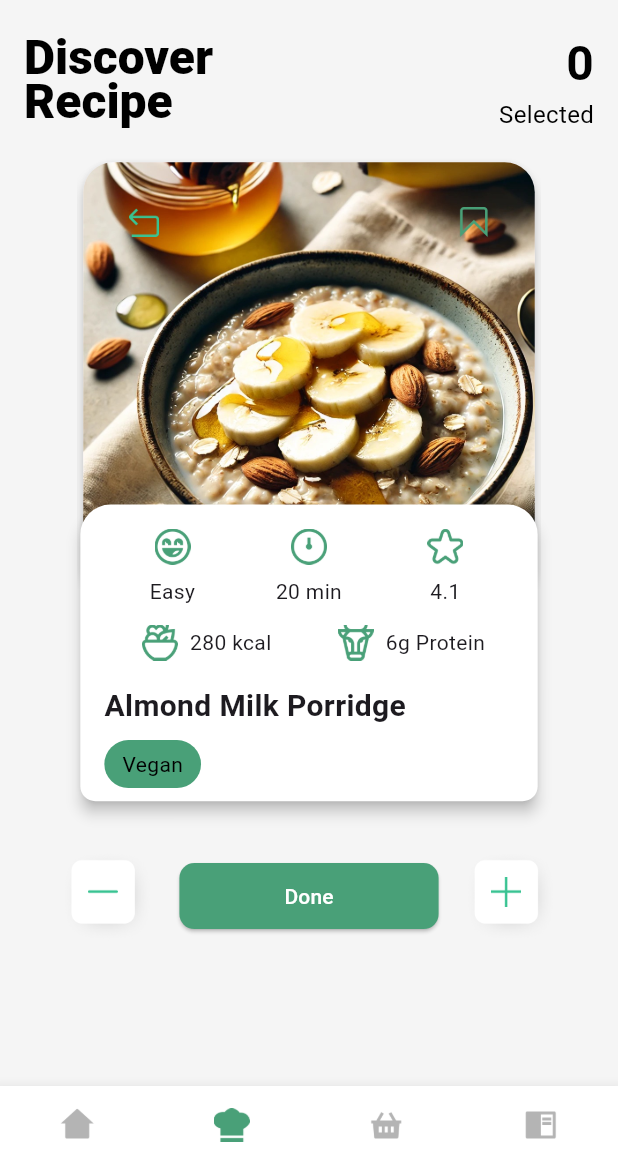
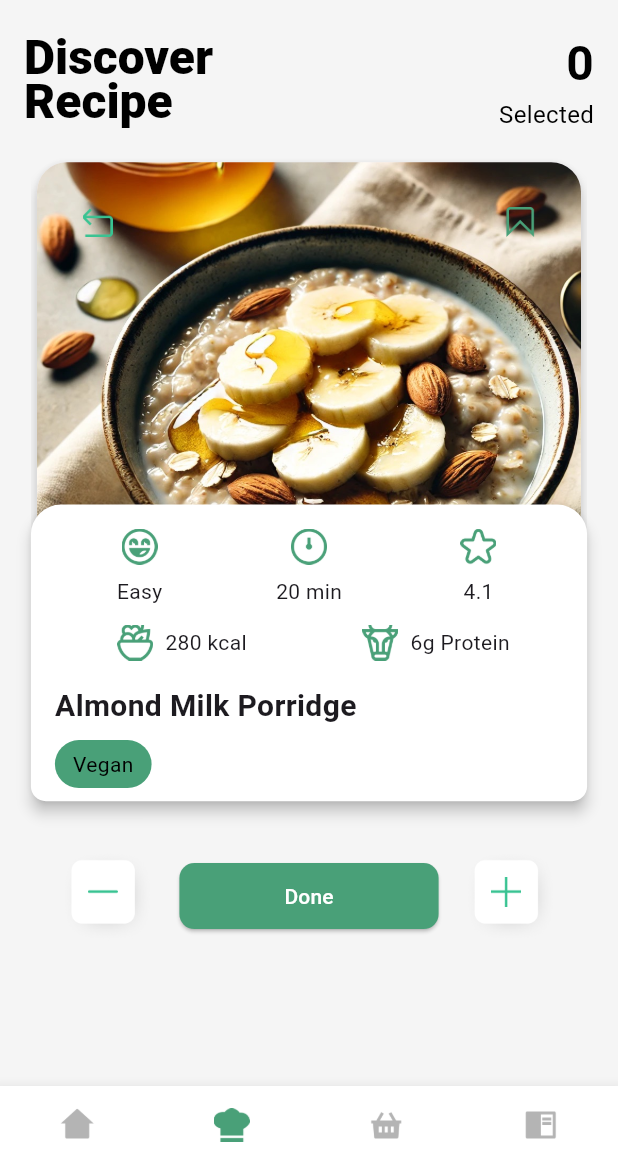
Before and after one commit to aadityayadav17/binarybandits, a Flutter app: the RecipeOverviewScreen screen opened directly, after a tap on an icon or button, on a phone screen of 412 x 824 dp, the part 63-1236 px from its top. Run offline on Flutter 3.47's test engine with Material 3 defaults, Android fonts, the phone set to English and light mode, and no system bars; our stand-ins replace country_code_picker, dropdown_button2, firebase_core, google_fonts; accounts and stored records are empty.

Commit message:
Recipe Selection (48/n) - Reverted Changes

```diff
--- a/lib/screens/recipe_selection_screen/widgets/recipe_card_components.dart
+++ b/lib/screens/recipe_selection_screen/widgets/recipe_card_components.dart
@@ -25,7 +25,7 @@ class RecipeImageCard extends StatelessWidget {
       alignment: Alignment.center,
       children: [
         SizedBox(
-          width: screenWidth * 0.75,
+          width: screenWidth * 0.9,
           child: Card(
             elevation: 4,
             shape: RoundedRectangleBorder(
--- a/lib/screens/recipe_selection_screen/widgets/recipe_information_card.dart
+++ b/lib/screens/recipe_selection_screen/widgets/recipe_information_card.dart
@@ -43,7 +43,7 @@ class _RecipeInformationCardState extends State<RecipeInformationCard> {
         height: widget.cardHeight,
         child: Card(
           margin: EdgeInsets.symmetric(
-              horizontal: MediaQuery.of(context).size.width * 0.13),
+              horizontal: MediaQuery.of(context).size.width * 0.05),
           color: Colors.white,
           elevation: 4,
           shape: const RoundedRectangleBorder(
@@ -62,9 +62,37 @@ class _RecipeInformationCardState extends State<RecipeInformationCard> {
               child: Column(
                 crossAxisAlignment: CrossAxisAlignment.start,
                 children: [
-                  _buildInfoRow(),
+                  Row(
+                    mainAxisAlignment: MainAxisAlignment.spaceBetween,
+                    children: [
+                      Expanded(
+                          child: _buildIconText(
+                              'assets/icons/screens/recipe_selection_screen/cooking-difficulty-${widget.recipe.difficulty.toLowerCase()}.png',
+                              capitalizeFirstLetter(widget.recipe.difficulty))),
+                      Expanded(
+                          child: _buildIconText(
+                              'assets/icons/screens/recipe_selection_screen/time-clock.png',
+                              '${widget.recipe.totalTime} min')),
+                      Expanded(
+                          child: _buildIconText(
+                              'assets/icons/screens/recipe_selection_screen/rating.png',
+                              '${widget.recipe.rating}')),
+                    ],
+                  ),
                   const SizedBox(height: 12),
-                  _buildNutritionRow(),
+                  Row(
+                    mainAxisAlignment: MainAxisAlignment.spaceEvenly,
+                    children: [
+                      Expanded(
+                          child: _buildIconTextSideBySide(
+                              'assets/icons/screens/recipe_selection_screen/calories.png',
+                              '${widget.recipe.energyKcal} kcal')),
+                      Expanded(
+                          child: _buildIconTextSideBySide(
+                              'assets/icons/screens/recipe_selection_screen/protein.png',
+                              '${widget.recipe.protein}g Protein')),
+                    ],
+                  ),
                   const SizedBox(height: 16),
                   Text(
                     widget.recipe.name,
@@ -90,78 +118,6 @@ class _RecipeInformationCardState extends State<RecipeInformationCard> {
           ),
         ),
       ),
-    );
-  }
-
-  Widget _buildInfoRow() {
-    return Row(
-      mainAxisAlignment: MainAxisAlignment.spaceEvenly,
-      children: [
-        Expanded(
-            child: _buildIconText(
-                'assets/icons/screens/recipe_selection_screen/cooking-difficulty-${widget.recipe.difficulty.toLowerCase()}.png',
-                capitalizeFirstLetter(widget.recipe.difficulty))),
-        Expanded(
-            child: _buildIconText(
-                'assets/icons/screens/recipe_selection_screen/time-clock.png',
-                '${widget.recipe.totalTime} min')),
-        Expanded(
-            child: _buildIconText(
-                'assets/icons/screens/recipe_selection_screen/rating.png',
-                '${widget.recipe.rating}')),
-      ],
-    );
-  }
-
-  Widget _buildNutritionRow() {
-    return Row(
-      mainAxisAlignment: MainAxisAlignment.spaceEvenly,
-      children: [
-        Expanded(
-          child: _buildIconTextSideBySide(
-            'assets/icons/screens/recipe_selection_screen/calories.png',
-            '${widget.recipe.energyKcal} kcal',
-          ),
-        ),
-        Expanded(
-          child: _buildIconTextSideBySide(
-            'assets/icons/screens/recipe_selection_screen/protein.png',
-            '${widget.recipe.protein}g Protein',
-          ),
-        ),
-      ],
-    );
-  }
-
-  Widget _buildIconText(String iconPath, String text) {
-    return Column(
-      children: [
-        Image.asset(iconPath, width: 24, height: 24),
-        const SizedBox(height: 8),
-        Text(
-          text,
-          style: const TextStyle(fontSize: 14),
-          textAlign: TextAlign.center,
-          overflow: TextOverflow.ellipsis,
-        ),
-      ],
-    );
-  }
-
-  Widget _buildIconTextSideBySide(String iconPath, String text) {
-    return Row(
-      mainAxisAlignment: MainAxisAlignment.center,
-      children: [
-        Image.asset(iconPath, width: 24, height: 24),
-        const SizedBox(width: 8),
-        Flexible(
-          child: Text(
-            text,
-            style: const TextStyle(fontSize: 14),
-            overflow: TextOverflow.ellipsis,
-          ),
-        ),
-      ],
     );
   }
 
@@ -265,6 +221,27 @@ class _RecipeInformationCardState extends State<RecipeInformationCard> {
     );
   }
 
+  Widget _buildIconText(String iconPath, String text) {
+    return Column(
+      children: [
+        Image.asset(iconPath, width: 24, height: 24),
+        const SizedBox(height: 8),
+        Text(text, style: const TextStyle(fontSize: 14)),
+      ],
+    );
+  }
+
+  Widget _buildIconTextSideBySide(String iconPath, String text) {
+    return Row(
+      mainAxisAlignment: MainAxisAlignment.center,
+      children: [
+        Image.asset(iconPath, width: 24, height: 24),
+        const SizedBox(width: 8),
+        Text(text, style: const TextStyle(fontSize: 14)),
+      ],
+    );
+  }
+
   List<Widget> _buildTags(Recipe recipe) {
     List<Widget> tags = [];
     if (recipe.classification != null && recipe.classification!.isNotEmpty) {
```
